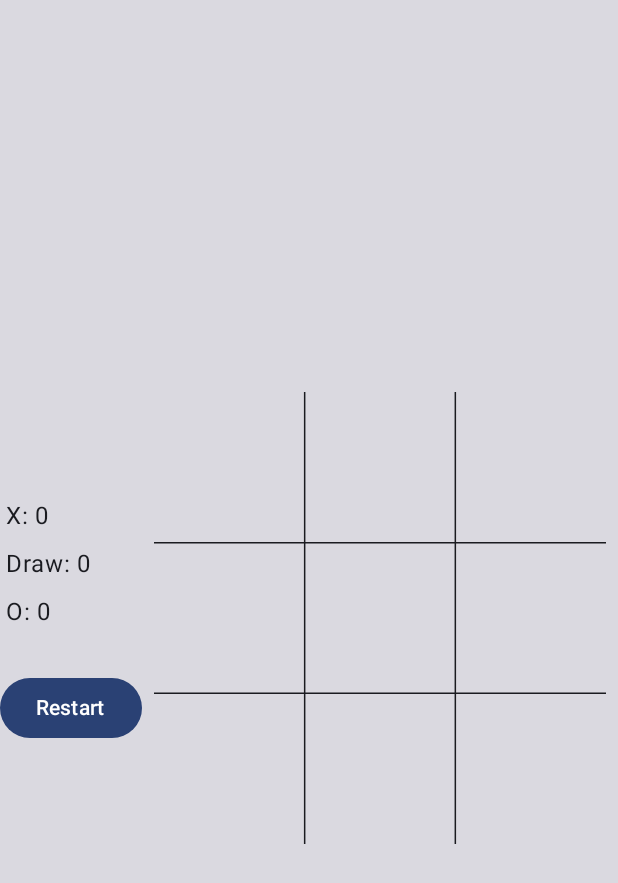
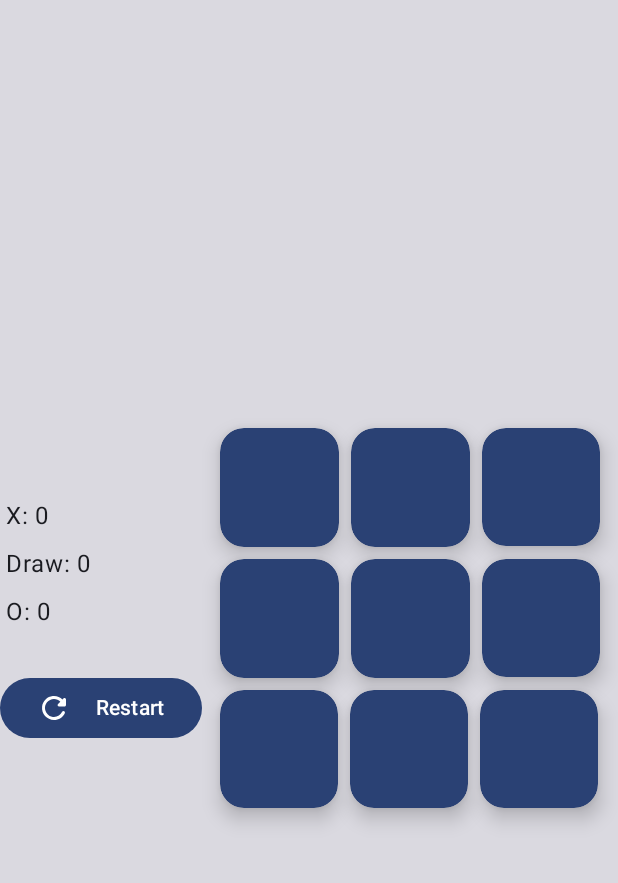
Before and after one commit to nasrabadiAM/tictactoe, an Android app built with Jetpack Compose: the composable CompactGameScreen shown on its own in the app's theme, on a phone screen of 412 x 824 dp. Shown: the top 883 px of the screen. Run offline under Robolectric (Android 15) with nearby library versions, the phone set to English and light mode, and no system bars; 2 statements that could not run were skipped.

Commit message:
Redesign cells in game board

```diff
--- a/app/src/main/java/me/nasrabadiam/tictactoe/game/model/Cell.kt
+++ b/app/src/main/java/me/nasrabadiam/tictactoe/game/model/Cell.kt
@@ -5,6 +5,4 @@ import java.io.Serializable
 data class Cell(
     val index: Int,
     val value: Player? = null
-) : Serializable {
-    fun getShowingValue(): String = value?.toString() ?: " "
-}
+) : Serializable
--- a/app/src/main/java/me/nasrabadiam/tictactoe/game/ui/GameScreen.kt
+++ b/app/src/main/java/me/nasrabadiam/tictactoe/game/ui/GameScreen.kt
@@ -4,11 +4,16 @@ import androidx.compose.foundation.background
 import androidx.compose.foundation.layout.Arrangement
 import androidx.compose.foundation.layout.Column
 import androidx.compose.foundation.layout.Row
+import androidx.compose.foundation.layout.Spacer
 import androidx.compose.foundation.layout.fillMaxHeight
 import androidx.compose.foundation.layout.fillMaxSize
 import androidx.compose.foundation.layout.fillMaxWidth
 import androidx.compose.foundation.layout.padding
+import androidx.compose.foundation.layout.width
+import androidx.compose.material.icons.Icons
+import androidx.compose.material.icons.rounded.Refresh
 import androidx.compose.material3.Button
+import androidx.compose.material3.Icon
 import androidx.compose.material3.MaterialTheme
 import androidx.compose.material3.Text
 import androidx.compose.runtime.Composable
@@ -24,12 +29,12 @@ import me.nasrabadiam.tictactoe.GameWindowSizeClass
 import me.nasrabadiam.tictactoe.GameWindowSizeClass.COMPACT
 import me.nasrabadiam.tictactoe.GameWindowSizeClass.EXPANDED
 import me.nasrabadiam.tictactoe.GameWindowSizeClass.NORMAL
-import me.nasrabadiam.tictactoe.game.ui.GameEvent.ReplayClicked
-import me.nasrabadiam.tictactoe.game.ui.GameEvent.RestartClicked
 import me.nasrabadiam.tictactoe.game.model.GameResult
 import me.nasrabadiam.tictactoe.game.model.GameResult.Draw
 import me.nasrabadiam.tictactoe.game.model.GameResult.EndWithWinner
 import me.nasrabadiam.tictactoe.game.ui.GameEvent.CellClicked
+import me.nasrabadiam.tictactoe.game.ui.GameEvent.ReplayClicked
+import me.nasrabadiam.tictactoe.game.ui.GameEvent.RestartClicked
 import me.nasrabadiam.tictactoe.ui.theme.TicTacToeTheme
 
 @Composable
@@ -249,6 +254,8 @@ private fun ActionButtons(
         color = MaterialTheme.colorScheme.onBackground
     )
     Button(onClick = onRestartClicked) {
+        Icon(imageVector = Icons.Rounded.Refresh, contentDescription = null)
+        Spacer(modifier = Modifier.width(16.dp))
         Text(text = "Restart")
     }
     if (gameResult != null) {
--- a/app/src/main/java/me/nasrabadiam/tictactoe/game/ui/TicTacToeGame.kt
+++ b/app/src/main/java/me/nasrabadiam/tictactoe/game/ui/TicTacToeGame.kt
@@ -1,26 +1,15 @@
 package me.nasrabadiam.tictactoe.game.ui
 
-import androidx.compose.foundation.clickable
-import androidx.compose.foundation.layout.Box
 import androidx.compose.foundation.layout.Column
 import androidx.compose.foundation.layout.Row
 import androidx.compose.foundation.layout.aspectRatio
 import androidx.compose.foundation.layout.fillMaxWidth
 import androidx.compose.foundation.layout.padding
 import androidx.compose.foundation.layout.wrapContentSize
-import androidx.compose.material3.MaterialTheme
 import androidx.compose.runtime.Composable
-import androidx.compose.ui.Alignment
 import androidx.compose.ui.Modifier
-import androidx.compose.ui.draw.drawBehind
-import androidx.compose.ui.geometry.Offset
-import androidx.compose.ui.graphics.Color
-import androidx.compose.ui.graphics.drawscope.DrawScope
 import androidx.compose.ui.layout.layout
 import androidx.compose.ui.platform.testTag
-import androidx.compose.ui.semantics.semantics
-import androidx.compose.ui.semantics.testTag
-import androidx.compose.ui.text.style.TextAlign
 import androidx.compose.ui.tooling.preview.Devices
 import androidx.compose.ui.tooling.preview.Preview
 import androidx.compose.ui.tooling.preview.PreviewParameter
@@ -31,7 +20,6 @@ import me.nasrabadiam.tictactoe.game.model.Player.O
 import me.nasrabadiam.tictactoe.game.model.Player.X
 import me.nasrabadiam.tictactoe.game.model.utlis.getBoardSize
 import me.nasrabadiam.tictactoe.game.model.utlis.listOfEmptyCells
-import me.nasrabadiam.tictactoe.ui.AutoSizeText
 
 @Composable
 fun TicTacToeGameBoard(
@@ -50,7 +38,6 @@ private fun GameGrid(
 ) {
     val boardSize = cellsData.getBoardSize()
 
-    val gridColor = MaterialTheme.colorScheme.onBackground
     Column(
         modifier = modifier
             .layout { measurable, constraints ->
@@ -68,7 +55,6 @@ private fun GameGrid(
                     placeable.place(x = 0, y = 0)
                 }
             }
-            .drawBehind(gameGrid(boardSize, gridColor))
             .testTag("game_board")
     ) {
         for (index in 0 until boardSize) {
@@ -86,33 +72,6 @@ private fun GameGrid(
 }
 
 @Composable
-private fun gameGrid(
-    boardSize: Int,
-    gridColor: Color
-): DrawScope.() -> Unit = {
-    val canvasWidth = size.width
-    val canvasHeight = size.height
-    val horizontalLineY = canvasHeight / 3
-    val verticalLineX = canvasWidth / 3
-    val lineStrokeWidth = 1.dp.toPx()
-
-    for (lineNumber in 1 until boardSize) {
-        drawLine(
-            start = Offset(x = 0.dp.toPx(), y = lineNumber * horizontalLineY),
-            end = Offset(x = canvasWidth, y = lineNumber * horizontalLineY),
-            color = gridColor,
-            strokeWidth = lineStrokeWidth
-        )
-        drawLine(
-            start = Offset(x = lineNumber * verticalLineX, y = 0.dp.toPx()),
-            end = Offset(x = lineNumber * verticalLineX, y = canvasHeight),
-            color = gridColor,
-            strokeWidth = lineStrokeWidth
-        )
-    }
-}
-
-@Composable
 private fun GameRow(
     cellsData: List<Cell>,
     rowIndex: Int,
@@ -126,31 +85,6 @@ private fun GameRow(
             val cell = cellsData[itemIndex]
             GameCell(cell, onCellClicked)
         }
-    }
-}
-
-@Composable
-private fun GameCell(
-    cell: Cell,
-    onClick: (Int) -> Unit,
-    modifier: Modifier = Modifier
-) {
-    Box(
-        modifier
-            .padding(4.dp)
-            .aspectRatio(1f)
-            .clickable { onClick.invoke(cell.index) }
-            .semantics { testTag = "cell_${cell.index}" },
-        contentAlignment = Alignment.Center
-    ) {
-
-        val displayLargeStyle = MaterialTheme.typography.headlineSmall
-        AutoSizeText(
-            text = cell.getShowingValue(),
-            textAlign = TextAlign.Center,
-            style = displayLargeStyle,
-            color = MaterialTheme.colorScheme.onBackground,
-        )
     }
 }
 
```
Also changed, not shown: app/src/main/java/me/nasrabadiam/tictactoe/game/ui/GameCell.kt (added, +133 -0 lines), 3 other files.
